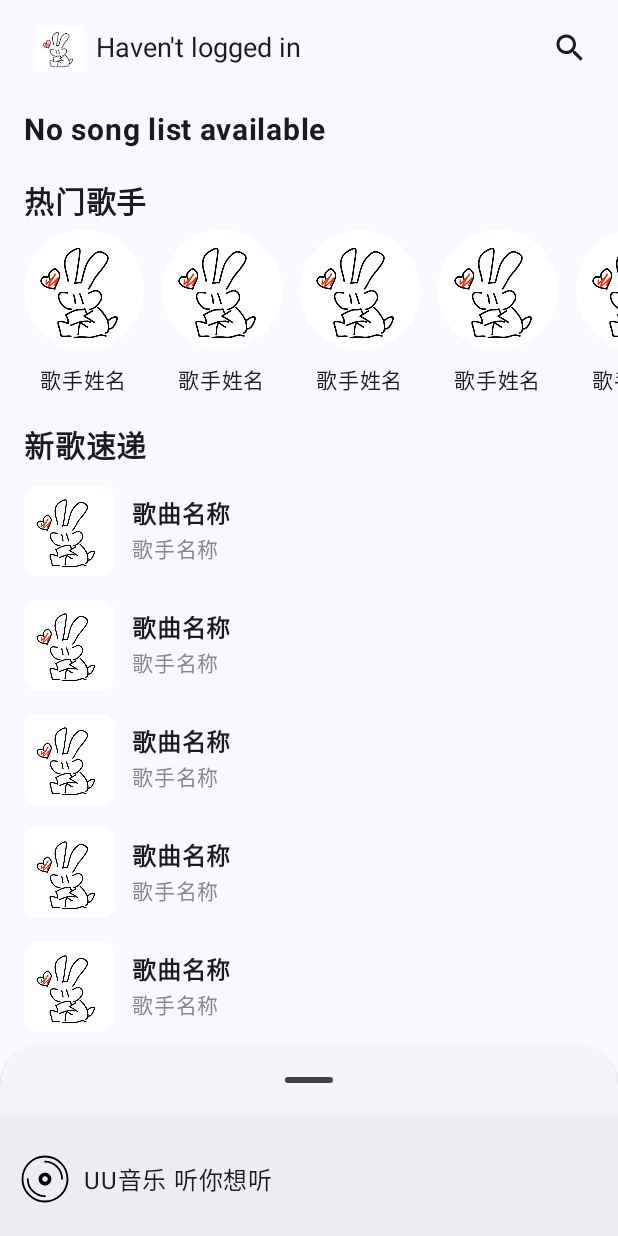
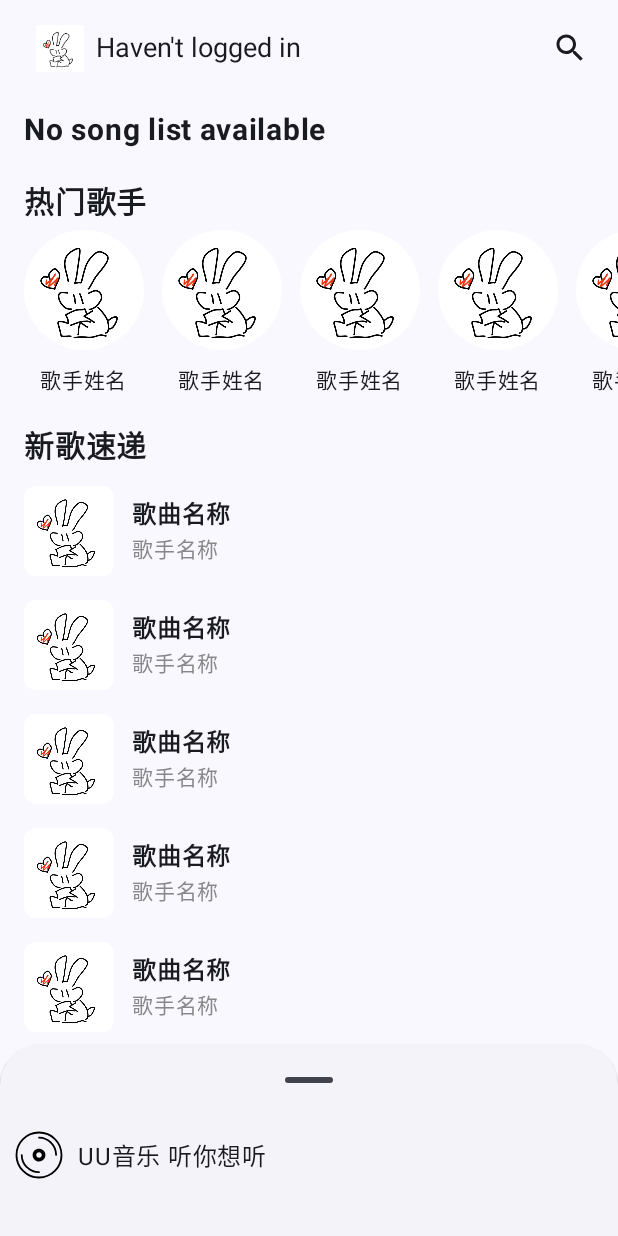
Before and after one commit to 1474443844/uuMusic, an Android app built with Jetpack Compose: the screen it shows after launch (MainActivity), scrolled down 201 dp, on a phone screen of 412 x 824 dp. Run offline under Robolectric (Android 15) with nearby library versions, the phone set to English and light mode, and no system bars; network calls fail; pictures from the network do not load; 1 statement that could not run was skipped.

Commit message:
适配虚拟按键

```diff
--- a/app/src/main/java/cn/wantu/uumusic/MainActivity.kt
+++ b/app/src/main/java/cn/wantu/uumusic/MainActivity.kt
@@ -33,6 +33,7 @@ import androidx.compose.material3.DropdownMenuItem
 import androidx.compose.material3.ExperimentalMaterial3Api
 import androidx.compose.material3.Icon
 import androidx.compose.material3.IconButton
+import androidx.compose.material3.MaterialTheme
 import androidx.compose.material3.Text
 import androidx.compose.material3.TextButton
 import androidx.compose.material3.TextField
@@ -145,17 +146,18 @@ class MainActivity : ComponentActivity() {
                 }
             }
             LazyColumn(
-//                contentPadding = paddingValues,
                 modifier = Modifier.fillMaxSize()
             ) {
                 item { Spacer(modifier = Modifier.height(16.dp)) }
-                item { NewBannerSection(recommendCover, recommendTitle, modifier = Modifier.clickable {
-                    if(recommendId != 0L){
-                        scope.launch {
-                            MusicPlayerController.getInstance().playAtNow(recommendId)
+                item {
+                    NewBannerSection(recommendCover, recommendTitle, modifier = Modifier.clickable {
+                        if (recommendId != 0L) {
+                            scope.launch {
+                                MusicPlayerController.getInstance().playAtNow(recommendId)
+                            }
                         }
-                    }
-                }) }
+                    })
+                }
                 item {
                     Spacer(modifier = Modifier.height(16.dp))
                     SectionTitle(title = stringResource(if (diskList.isNotEmpty()) R.string.my_song_list else R.string.empty_song_list))
@@ -216,7 +218,10 @@ class MainActivity : ComponentActivity() {
                     )
                     Text(text = username!!, modifier = Modifier, fontSize = 18.sp)
                     Spacer(modifier = Modifier.weight(1f))
-                    IconButton(onClick = { SearchMusicActivity.gotoSearchMusicActivity(this@MainActivity) }, modifier = Modifier.padding(end = 8.dp)) {
+                    IconButton(
+                        onClick = { SearchMusicActivity.gotoSearchMusicActivity(this@MainActivity) },
+                        modifier = Modifier.padding(end = 8.dp)
+                    ) {
                         Icon(
                             imageVector = Icons.Default.Search,
                             contentDescription = "Search Icon"
@@ -289,7 +294,12 @@ class MainActivity : ComponentActivity() {
                         TextField(
                             value = text,
                             onValueChange = { newText -> text = newText.filter { it.isDigit() } },
-                            label = { Text(text = stringResource(R.string.edit_qq_hint)) },
+                            label = {
+                                Text(
+                                    text = stringResource(R.string.edit_qq_hint),
+                                    color = MaterialTheme.colorScheme.onSurface.copy(alpha = 0.6f)
+                                )
+                            },
                             modifier = Modifier
                                 .fillMaxWidth()
                                 .padding(vertical = 8.dp),
@@ -336,7 +346,7 @@ class MainActivity : ComponentActivity() {
                 .putString("username", username)
                 .putString("avatar", avatar)
                 .apply()
-        } catch (e: Exception){
+        } catch (e: Exception) {
             e.printStackTrace()
         }
     }
--- a/app/src/main/java/cn/wantu/uumusic/SearchMusicActivity.kt
+++ b/app/src/main/java/cn/wantu/uumusic/SearchMusicActivity.kt
@@ -77,7 +77,7 @@ class SearchMusicActivity : ComponentActivity() {
                     Column(
                         modifier = Modifier
                             .systemBarsPadding()
-                            .padding(start = 16.dp, end = 16.dp)
+                            .padding(start = 16.dp, end = 16.dp, bottom = 0.dp)
                             .fillMaxSize()
                     ) {
                         // 搜索栏
--- a/app/src/main/java/cn/wantu/uumusic/ui/widget/Common.kt
+++ b/app/src/main/java/cn/wantu/uumusic/ui/widget/Common.kt
@@ -9,15 +9,21 @@ import androidx.compose.foundation.layout.Box
 import androidx.compose.foundation.layout.Column
 import androidx.compose.foundation.layout.PaddingValues
 import androidx.compose.foundation.layout.Row
+import androidx.compose.foundation.layout.WindowInsets
+import androidx.compose.foundation.layout.WindowInsetsSides
+import androidx.compose.foundation.layout.asPaddingValues
 import androidx.compose.foundation.layout.fillMaxHeight
 import androidx.compose.foundation.layout.fillMaxSize
 import androidx.compose.foundation.layout.fillMaxWidth
 import androidx.compose.foundation.layout.height
+import androidx.compose.foundation.layout.only
 import androidx.compose.foundation.layout.padding
 import androidx.compose.foundation.layout.size
+import androidx.compose.foundation.layout.systemBars
 import androidx.compose.foundation.layout.width
 import androidx.compose.foundation.lazy.LazyColumn
 import androidx.compose.foundation.lazy.LazyRow
+import androidx.compose.foundation.lazy.items
 import androidx.compose.foundation.shape.RoundedCornerShape
 import androidx.compose.material.icons.Icons
 import androidx.compose.material.icons.filled.Clear
@@ -64,13 +70,19 @@ fun WithMusicBar(modifier: Modifier = Modifier,  topBar: @Composable (() -> Unit
     val scope = rememberCoroutineScope()
     val scaffoldState = rememberBottomSheetScaffoldState()
     val player = MusicPlayerController.getInstance()
+    Column(
+        modifier = Modifier
+            .fillMaxSize()
+            .padding(WindowInsets.systemBars.only(WindowInsetsSides.Bottom).asPaddingValues()) // 动态适配状态栏和导航栏
+    ) {
         BottomSheetScaffold(
             modifier = modifier,
             scaffoldState = scaffoldState,
             topBar = topBar,
             sheetContent = {
-            Box(Modifier.height(128.dp)) {
-                BottomAppBar {
+                Row (Modifier.height(128.dp)) {
+                    Row(verticalAlignment = Alignment.CenterVertically) {
+
                         println("player.playList.size = ${player.playList.size}, player.isPrepared = ${player.isPrepared}")
                         if (player.playList.size > 0 || !player.isPrepared) {
                             val mediaItem = player.currentMediaItem
@@ -94,7 +106,10 @@ fun WithMusicBar(modifier: Modifier = Modifier,  topBar: @Composable (() -> Unit
                                     .weight(1f)
                                     .padding(start = 8.dp)
                             )
-                        Box(contentAlignment = Alignment.Center, modifier = Modifier.padding(end = 8.dp)) {
+                            Box(
+                                contentAlignment = Alignment.Center,
+                                modifier = Modifier.padding(end = 8.dp)
+                            ) {
                                 LaunchedEffect(player.isPlaying) {
                                     scope.launch {
                                         while (player.isPlaying) {
@@ -145,17 +160,21 @@ fun WithMusicBar(modifier: Modifier = Modifier,  topBar: @Composable (() -> Unit
                 LazyColumn(modifier = Modifier.fillMaxHeight(0.4f)) {
                     items(player.playList.size) { index ->
                         HorizontalDivider()
-                    Row(verticalAlignment = Alignment.CenterVertically, modifier = Modifier.fillMaxWidth().clickable {
+                        Row(
+                            verticalAlignment = Alignment.CenterVertically,
+                            modifier = Modifier.fillMaxWidth().clickable {
                                 scope.launch {
                                     player.playIndex(index)
                                 }
                             }) {
-                        Text(text = "${player.playList[index].mediaMetadata.title}—${player.playList[index].mediaMetadata.artist}",
+                            Text(
+                                text = "${player.playList[index].mediaMetadata.title}—${player.playList[index].mediaMetadata.artist}",
                                 style = MaterialTheme.typography.titleSmall,
-                            modifier = Modifier.padding(8.dp).weight(1.0f))
+                                modifier = Modifier.padding(8.dp).weight(1.0f)
+                            )
                             IconButton(onClick = {
                                 player.remove(index)
-                        }){
+                            }) {
                                 Icon(Icons.Filled.Clear, contentDescription = "Clear")
                             }
                         }
@@ -163,9 +182,10 @@ fun WithMusicBar(modifier: Modifier = Modifier,  topBar: @Composable (() -> Unit
                 }
             },
             sheetPeekHeight = 128.dp,
-    ){ paddingValues ->
+        ) { paddingValues ->
             Column(modifier = Modifier.padding(paddingValues)) {
                 content(player)
+            }
         }
     }
 }
@@ -194,8 +214,7 @@ fun PagingLazyColumn(count: Int, loadData: () -> Unit) {
 */
 
 
-/*
- * 音乐控制栏
+ //* 音乐控制栏
 @Composable
 fun NewMusicControllerBar() {
     val player = MusicPlayerController.getInstance()
@@ -280,7 +299,6 @@ fun NewMusicControllerBar() {
     }
 
 }
-*/
 @Composable
 fun NewBannerSection(cover: String, title: String, modifier: Modifier = Modifier) {
     // 这里可以放置轮播图或横幅广告
```
Also changed, not shown: app/src/main/java/cn/wantu/uumusic/ui/test/MainActivity2.kt (+0 -2 lines), 3 other files. Lines whose indentation alone changed are shown as unchanged.
